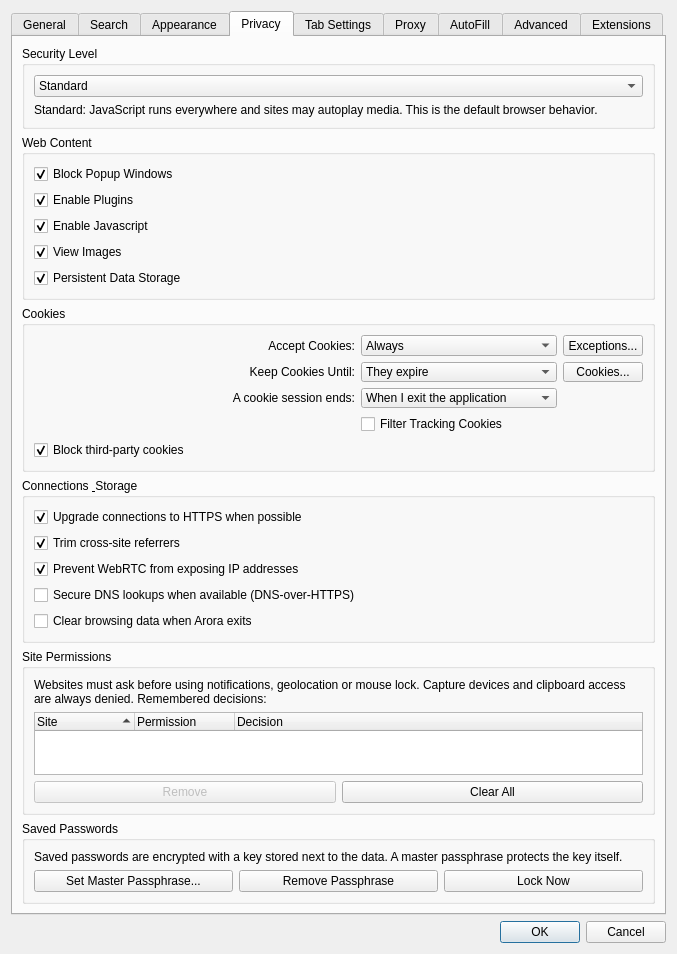
The window that src/settings.ui (IT-Space-2026/arktos) describes before a commit, drawn with Qt 5.
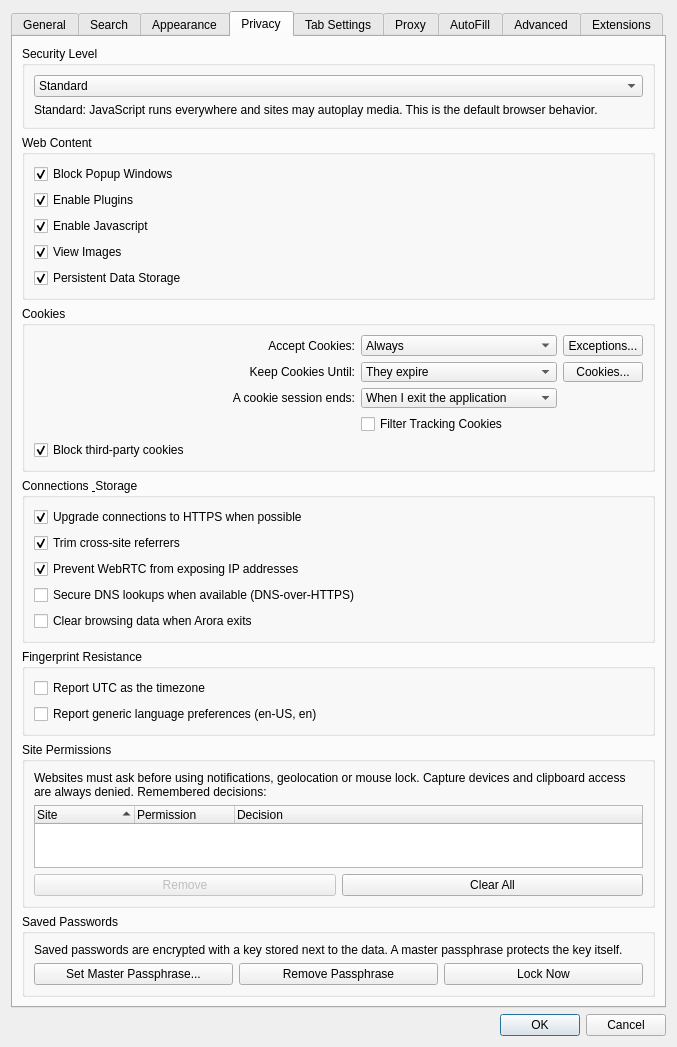
The same window after the commit. The open tabs and pages were chosen to show the change.

Commit message: PRIV02: fingerprint-surface normalization — UTC timezone + generic Accept-Language

Diff of the .ui file:
```diff
--- a/src/settings.ui
+++ b/src/settings.ui
@@ -871,6 +871,41 @@
          </layout>
         </widget>
        </item>
+       <item>
+        <widget class="QGroupBox" name="fingerprintGroupBox">
+         <property name="title">
+          <string>Fingerprint Resistance</string>
+         </property>
+         <layout class="QVBoxLayout">
+          <item>
+           <widget class="QCheckBox" name="reportUtcTimezone">
+            <property name="toolTip">
+             <string>Websites see UTC as your timezone instead of the system's — Date and Intl API reads all report UTC. Takes full effect after a restart; pages already open keep their timezone.</string>
+            </property>
+            <property name="text">
+             <string>Report UTC as the timezone</string>
+            </property>
+            <property name="checked">
+             <bool>false</bool>
+            </property>
+           </widget>
+          </item>
+          <item>
+           <widget class="QCheckBox" name="normalizeAcceptLanguage">
+            <property name="toolTip">
+             <string>Send 'en-US, en' as Accept-Language and navigator.languages instead of the configured list so every user looks alike. The Language list setting is preserved and used again when this is off.</string>
+            </property>
+            <property name="text">
+             <string>Report generic language preferences (en-US, en)</string>
+            </property>
+            <property name="checked">
+             <bool>false</bool>
+            </property>
+           </widget>
+          </item>
+         </layout>
+        </widget>
+       </item>
        <item>
         <widget class="QGroupBox" name="permissionsGroupBox">
          <property name="title">
```
Left out of the diff: 2 changed lines with no effect on the pictures. The commit also changes 14 other files.
